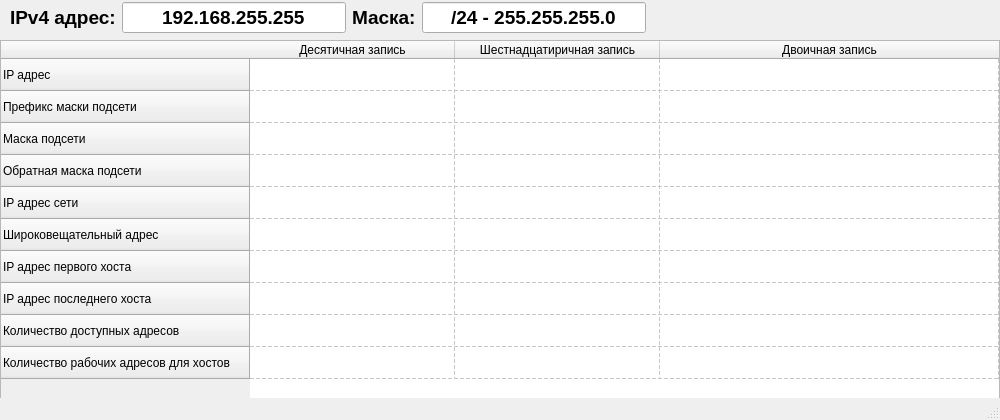
Qt form gui.ui (freerunner1317/ipCalcPyCharm) before a commit.
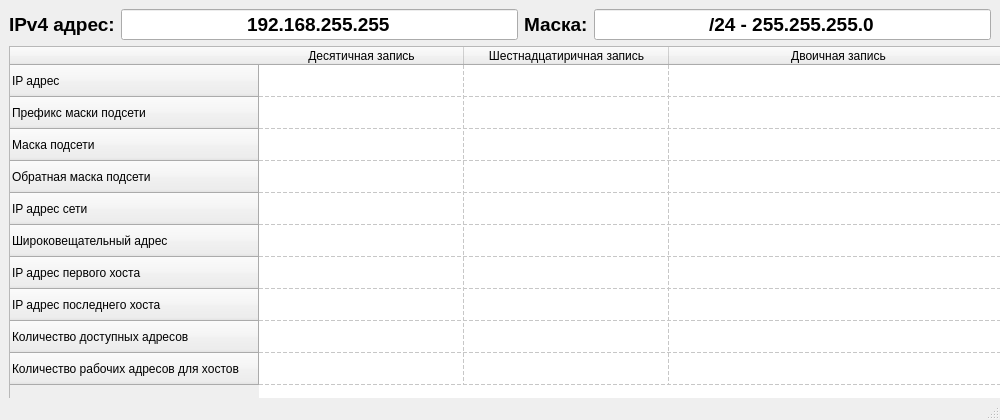
The same form after that commit.

```diff
--- a/gui.ui
+++ b/gui.ui
@@ -41,15 +41,84 @@
    <bool>false</bool>
   </property>
   <widget class="QWidget" name="centralwidget">
+   <layout class="QVBoxLayout" name="verticalLayout">
+    <item>
+     <layout class="QHBoxLayout" name="horizontalLayout">
+      <item>
+       <widget class="QLabel" name="label">
+        <property name="font">
+         <font>
+          <pointsize>14</pointsize>
+          <weight>75</weight>
+          <bold>true</bold>
+         </font>
+        </property>
+        <property name="text">
+         <string>IPv4 адрес:</string>
+        </property>
+       </widget>
+      </item>
+      <item>
+       <widget class="QLineEdit" name="lineEdit_ip">
+        <property name="enabled">
+         <bool>true</bool>
+        </property>
+        <property name="font">
+         <font>
+          <pointsize>14</pointsize>
+          <weight>75</weight>
+          <bold>true</bold>
+         </font>
+        </property>
+        <property name="autoFillBackground">
+         <bool>false</bool>
+        </property>
+        <property name="text">
+         <string>192.168.255.255</string>
+        </property>
+        <property name="alignment">
+         <set>Qt::AlignCenter</set>
+        </property>
+       </widget>
+      </item>
+      <item>
+       <widget class="QLabel" name="label_2">
+        <property name="font">
+         <font>
+          <pointsize>14</pointsize>
+          <weight>75</weight>
+          <bold>true</bold>
+         </font>
+        </property>
+        <property name="text">
+         <string>Маска:</string>
+        </property>
+       </widget>
+      </item>
+      <item>
+       <widget class="QLineEdit" name="lineEdit_mask">
+        <property name="font">
+         <font>
+          <pointsize>14</pointsize>
+          <weight>75</weight>
+          <bold>true</bold>
+         </font>
+        </property>
+        <property name="autoFillBackground">
+         <bool>false</bool>
+        </property>
+        <property name="text">
+         <string>/24 - 255.255.255.0</string>
+        </property>
+        <property name="alignment">
+         <set>Qt::AlignCenter</set>
+        </property>
+       </widget>
+      </item>
+     </layout>
+    </item>
+    <item>
    <widget class="QTableWidget" name="tableWidget">
-    <property name="geometry">
-     <rect>
-      <x>0</x>
-      <y>40</y>
-      <width>1000</width>
-      <height>370</height>
-     </rect>
-    </property>
     <property name="sizePolicy">
      <sizepolicy hsizetype="Preferred" vsizetype="Preferred">
       <horstretch>0</horstretch>
@@ -190,89 +259,8 @@
      </property>
     </item>
    </widget>
-   <widget class="QWidget" name="">
-    <property name="geometry">
-     <rect>
-      <x>10</x>
-      <y>2</y>
-      <width>636</width>
-      <height>31</height>
-     </rect>
-    </property>
-    <layout class="QHBoxLayout" name="horizontalLayout">
-     <item>
-      <widget class="QLabel" name="label">
-       <property name="font">
-        <font>
-         <pointsize>14</pointsize>
-         <weight>75</weight>
-         <bold>true</bold>
-        </font>
-       </property>
-       <property name="text">
-        <string>IPv4 адрес:</string>
-       </property>
-      </widget>
-     </item>
-     <item>
-      <widget class="QLineEdit" name="lineEdit_ip">
-       <property name="enabled">
-        <bool>true</bool>
-       </property>
-       <property name="font">
-        <font>
-         <pointsize>14</pointsize>
-         <weight>75</weight>
-         <bold>true</bold>
-        </font>
-       </property>
-       <property name="autoFillBackground">
-        <bool>false</bool>
-       </property>
-       <property name="text">
-        <string>192.168.255.255</string>
-       </property>
-       <property name="alignment">
-        <set>Qt::AlignCenter</set>
-       </property>
-      </widget>
-     </item>
-     <item>
-      <widget class="QLabel" name="label_2">
-       <property name="font">
-        <font>
-         <pointsize>14</pointsize>
-         <weight>75</weight>
-         <bold>true</bold>
-        </font>
-       </property>
-       <property name="text">
-        <string>Маска:</string>
-       </property>
-      </widget>
-     </item>
-     <item>
-      <widget class="QLineEdit" name="lineEdit_mask">
-       <property name="font">
-        <font>
-         <pointsize>14</pointsize>
-         <weight>75</weight>
-         <bold>true</bold>
-        </font>
-       </property>
-       <property name="autoFillBackground">
-        <bool>false</bool>
-       </property>
-       <property name="text">
-        <string>/24 - 255.255.255.0</string>
-       </property>
-       <property name="alignment">
-        <set>Qt::AlignCenter</set>
-       </property>
-      </widget>
-     </item>
-    </layout>
-   </widget>
+    </item>
+   </layout>
   </widget>
   <widget class="QMenuBar" name="menubar">
    <property name="geometry">
```
Lines whose indentation alone changed are shown as unchanged.
